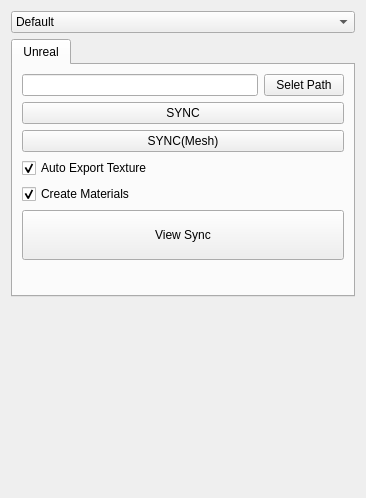
Before: the Qt Designer form sp_sync_ui.ui in yangskin/SPsync, drawn with Qt 5.
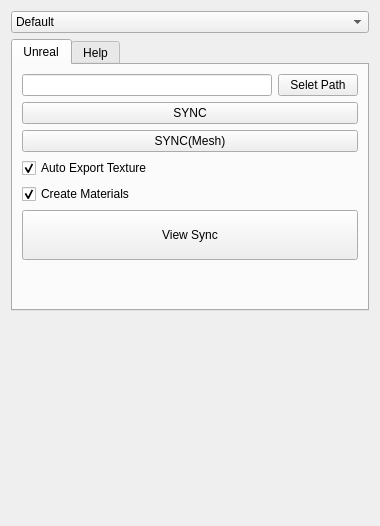
After: the same form once the commit is applied.

Commit message: 调整UI

```diff
--- a/sp_sync_ui.ui
+++ b/sp_sync_ui.ui
@@ -9,24 +9,15 @@
    <rect>
     <x>0</x>
     <y>0</y>
-    <width>366</width>
-    <height>498</height>
+    <width>380</width>
+    <height>526</height>
    </rect>
   </property>
   <property name="windowTitle">
    <string>SPsync</string>
   </property>
-  <layout class="QVBoxLayout" name="verticalLayout">
-   <item>
-    <widget class="QComboBox" name="select_preset">
-     <item>
-      <property name="text">
-       <string>Default</string>
-      </property>
-     </item>
-    </widget>
-   </item>
-   <item>
+  <layout class="QGridLayout" name="gridLayout_2">
+   <item row="1" column="0">
     <widget class="QTabWidget" name="tabWidget">
      <property name="enabled">
       <bool>true</bool>
@@ -80,24 +71,21 @@
       <attribute name="title">
        <string>Unreal</string>
       </attribute>
-      <layout class="QGridLayout" name="gridLayout">
-       <item row="3" column="0">
-        <widget class="QCheckBox" name="auto_sync">
-         <property name="text">
-          <string>Auto Export Texture</string>
-         </property>
-         <property name="checked">
-          <bool>true</bool>
-         </property>
-        </widget>
-       </item>
-       <item row="0" column="0">
+      <layout class="QVBoxLayout" name="verticalLayout_2">
+       <item>
         <layout class="QHBoxLayout" name="horizontalLayout">
          <property name="topMargin">
           <number>0</number>
          </property>
          <item>
-          <widget class="QLineEdit" name="file_path"/>
+          <widget class="QLineEdit" name="file_path">
+           <property name="baseSize">
+            <size>
+             <width>0</width>
+             <height>0</height>
+            </size>
+           </property>
+          </widget>
          </item>
          <item>
           <widget class="QPushButton" name="file_select">
@@ -108,47 +96,41 @@
          </item>
         </layout>
        </item>
-       <item row="11" column="0">
-        <spacer name="verticalSpacer_2">
-         <property name="orientation">
-          <enum>Qt::Vertical</enum>
-         </property>
-         <property name="sizeHint" stdset="0">
-          <size>
-           <width>20</width>
-           <height>40</height>
-          </size>
-         </property>
-        </spacer>
-       </item>
-       <item row="1" column="0">
+       <item>
         <widget class="QPushButton" name="sync_button">
          <property name="text">
           <string>SYNC</string>
          </property>
         </widget>
        </item>
-       <item row="2" column="0">
+       <item>
         <widget class="QPushButton" name="sync_mesh_button">
          <property name="text">
           <string>SYNC(Mesh)</string>
          </property>
         </widget>
        </item>
-       <item row="8" column="0">
-        <layout class="QHBoxLayout" name="horizontalLayout_3">
-         <property name="spacing">
-          <number>6</number>
+       <item>
+        <widget class="QCheckBox" name="auto_sync">
+         <property name="text">
+          <string>Auto Export Texture</string>
          </property>
-         <property name="rightMargin">
-          <number>0</number>
+         <property name="checked">
+          <bool>true</bool>
          </property>
-         <property name="bottomMargin">
-          <number>0</number>
+        </widget>
+       </item>
+       <item>
+        <widget class="QCheckBox" name="create_material">
+         <property name="text">
+          <string>Create Materials</string>
          </property>
-        </layout>
+         <property name="checked">
+          <bool>true</bool>
+         </property>
+        </widget>
        </item>
-       <item row="5" column="0">
+       <item>
         <widget class="QToolButton" name="sync_view">
          <property name="sizePolicy">
           <sizepolicy hsizetype="Preferred" vsizetype="Fixed">
@@ -185,21 +167,92 @@
          </property>
         </widget>
        </item>
-       <item row="4" column="0">
-        <widget class="QCheckBox" name="create_material">
+       <item>
+        <layout class="QHBoxLayout" name="horizontalLayout_3">
+         <property name="spacing">
+          <number>6</number>
+         </property>
+         <property name="rightMargin">
+          <number>0</number>
+         </property>
+         <property name="bottomMargin">
+          <number>0</number>
+         </property>
+        </layout>
+       </item>
+       <item>
+        <spacer name="verticalSpacer_2">
+         <property name="orientation">
+          <enum>Qt::Vertical</enum>
+         </property>
+         <property name="sizeHint" stdset="0">
+          <size>
+           <width>20</width>
+           <height>40</height>
+          </size>
+         </property>
+        </spacer>
+       </item>
+      </layout>
+     </widget>
+     <widget class="QWidget" name="Help">
+      <property name="enabled">
+       <bool>true</bool>
+      </property>
+      <property name="sizePolicy">
+       <sizepolicy hsizetype="Expanding" vsizetype="Expanding">
+        <horstretch>0</horstretch>
+        <verstretch>0</verstretch>
+       </sizepolicy>
+      </property>
+      <property name="autoFillBackground">
+       <bool>false</bool>
+      </property>
+      <attribute name="title">
+       <string>Help</string>
+      </attribute>
+      <layout class="QVBoxLayout" name="verticalLayout">
+       <item>
+        <widget class="QPushButton" name="help_video">
          <property name="text">
-          <string>Create Materials</string>
-         </property>
-         <property name="checked">
-          <bool>true</bool>
+          <string>Video Tutorial</string>
          </property>
         </widget>
        </item>
+       <item>
+        <spacer name="verticalSpacer_3">
+         <property name="orientation">
+          <enum>Qt::Vertical</enum>
+         </property>
+         <property name="sizeHint" stdset="0">
+          <size>
+           <width>20</width>
+           <height>40</height>
+          </size>
+         </property>
+        </spacer>
+       </item>
       </layout>
      </widget>
     </widget>
    </item>
-   <item>
+   <item row="0" column="0">
+    <layout class="QHBoxLayout" name="horizontalLayout_2">
+     <property name="topMargin">
+      <number>0</number>
+     </property>
+     <item>
+      <widget class="QComboBox" name="select_preset">
+       <item>
+        <property name="text">
+         <string>Default</string>
+        </property>
+       </item>
+      </widget>
+     </item>
+    </layout>
+   </item>
+   <item row="2" column="0">
     <spacer name="verticalSpacer">
      <property name="orientation">
       <enum>Qt::Vertical</enum>
```
The commit also changes 2 other files.
